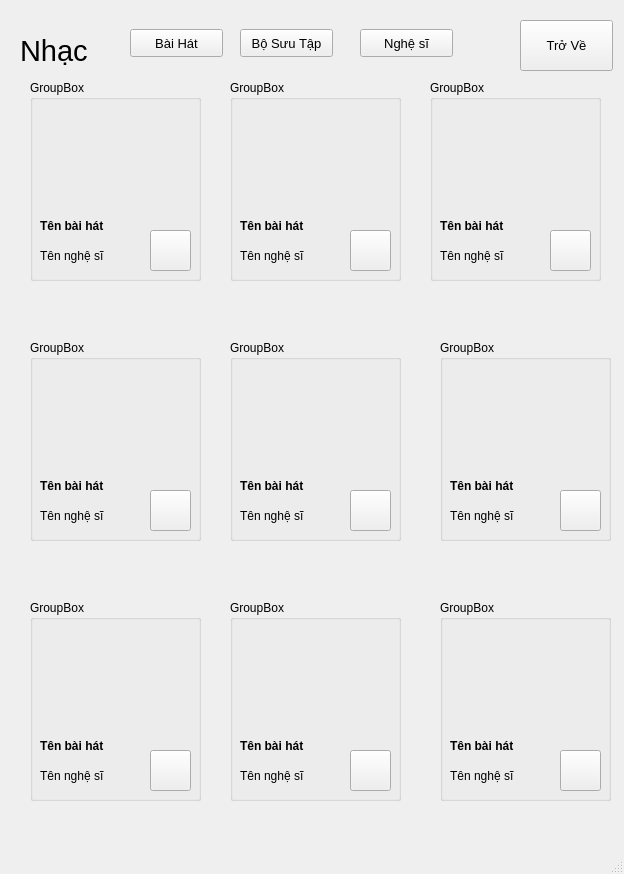
Old version of the form Danh_Sach_Nhac.ui in the repository NguyenVanVinh1912/ProjectPythonAudio.
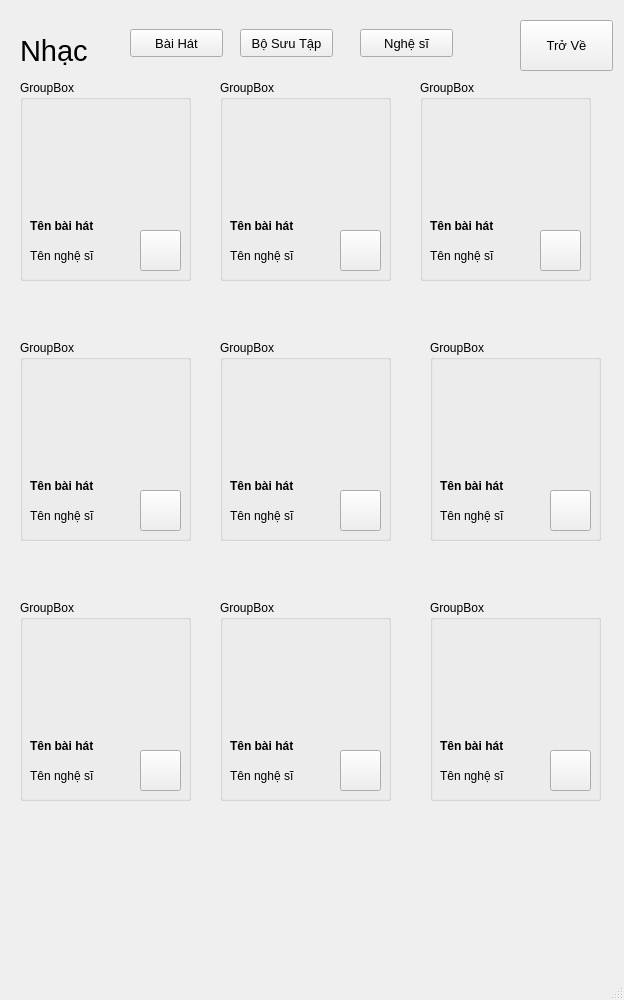
New version of the form. Icons and pictures are not drawn.

What changed in the file:
```diff
--- a/Danh_Sach_Nhac.ui
+++ b/Danh_Sach_Nhac.ui
@@ -7,7 +7,7 @@
     <x>0</x>
     <y>0</y>
     <width>624</width>
-    <height>874</height>
+    <height>1000</height>
    </rect>
   </property>
   <property name="windowTitle">
@@ -17,9 +17,9 @@
    <widget class="QWidget" name="widget" native="true">
     <property name="geometry">
      <rect>
-      <x>10</x>
+      <x>0</x>
       <y>70</y>
-      <width>611</width>
+      <width>622</width>
       <height>791</height>
      </rect>
     </property>
```
